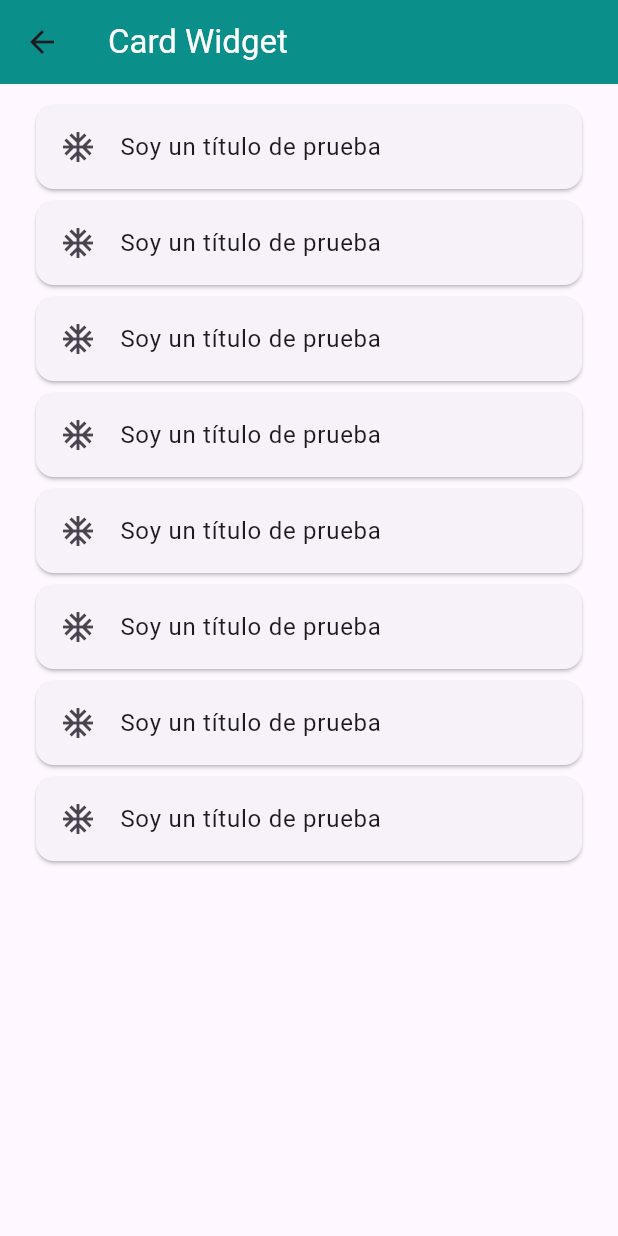
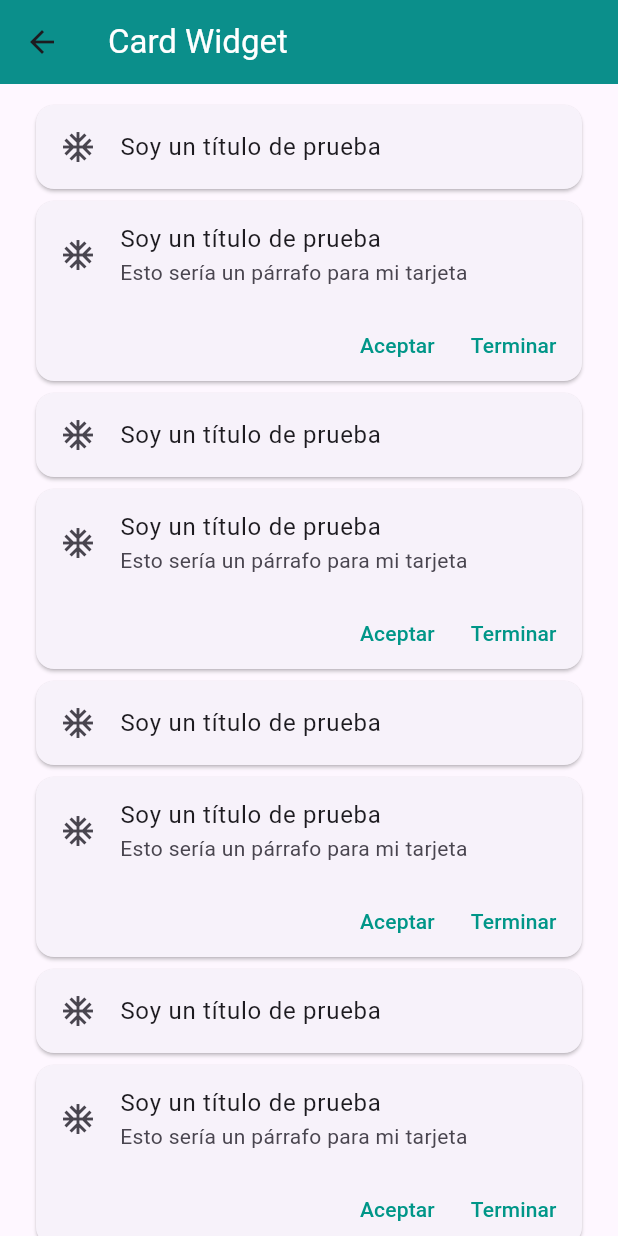
Before and after one commit to SAV-G141/flutter_componentes, a Flutter app: the CardScreen screen opened by its route, on a phone screen of 412 x 824 dp. Run offline on Flutter 3.47's test engine with Material 3 defaults, Android fonts, the phone set to English and light mode, and no system bars.

Commit message:
29052025_v4

```diff
--- a/lib/screens/card_screen.dart
+++ b/lib/screens/card_screen.dart
@@ -16,13 +16,13 @@ class CardScreen extends StatelessWidget {
         padding: EdgeInsets.symmetric(horizontal: 20, vertical: 10),
         children: [
           CustomCardType1(),
+          CustomCardType2(),
           CustomCardType1(),
+          CustomCardType2(),
           CustomCardType1(),
+          CustomCardType2(),
           CustomCardType1(),
-          CustomCardType1(),
-          CustomCardType1(),
-          CustomCardType1(),
-          CustomCardType1(),
+          CustomCardType2(),
         ],
       ),
     );
--- a/lib/themes/app_theme.dart
+++ b/lib/themes/app_theme.dart
@@ -10,6 +10,11 @@ class AppTheme{
     ),
     iconTheme: IconThemeData(
       color: primario
+    ),
+    textButtonTheme: TextButtonThemeData(
+      style: TextButton.styleFrom(
+        foregroundColor: primario
+      )
     )
   );
 }
--- /dev/null
+++ b/lib/widgets/custom_card_typ2.dart
@@ -0,0 +1,32 @@
+import 'package:flutter/material.dart';
+
+class CustomCardType2 extends StatelessWidget {
+  const CustomCardType2({
+    super.key,
+  });
+
+  @override
+  Widget build(BuildContext context) {
+    return Card(
+      child: Column(
+        children: [
+          ListTile(
+            leading: Icon(Icons.ac_unit),
+            title: Text('Soy un título de prueba'),
+            subtitle: Text('Esto sería un párrafo para mi tarjeta'),
+          ),
+          Padding(
+            padding: const EdgeInsets.only(right: 5),
+            child: Row(
+              mainAxisAlignment: MainAxisAlignment.end,
+              children: [
+                TextButton(onPressed: (){}, child: Text('Aceptar')),
+                TextButton(onPressed: (){}, child: Text('Terminar'))
+              ],
+            ),
+          )
+        ],
+      ),
+    );
+  }
+}
--- a/lib/widgets/widget.dart
+++ b/lib/widgets/widget.dart
@@ -1 +1,2 @@
+export 'package:fl_componentes/widgets/custom_card_typ2.dart';
 export 'package:fl_componentes/widgets/custom_card_type1.dart';
```
